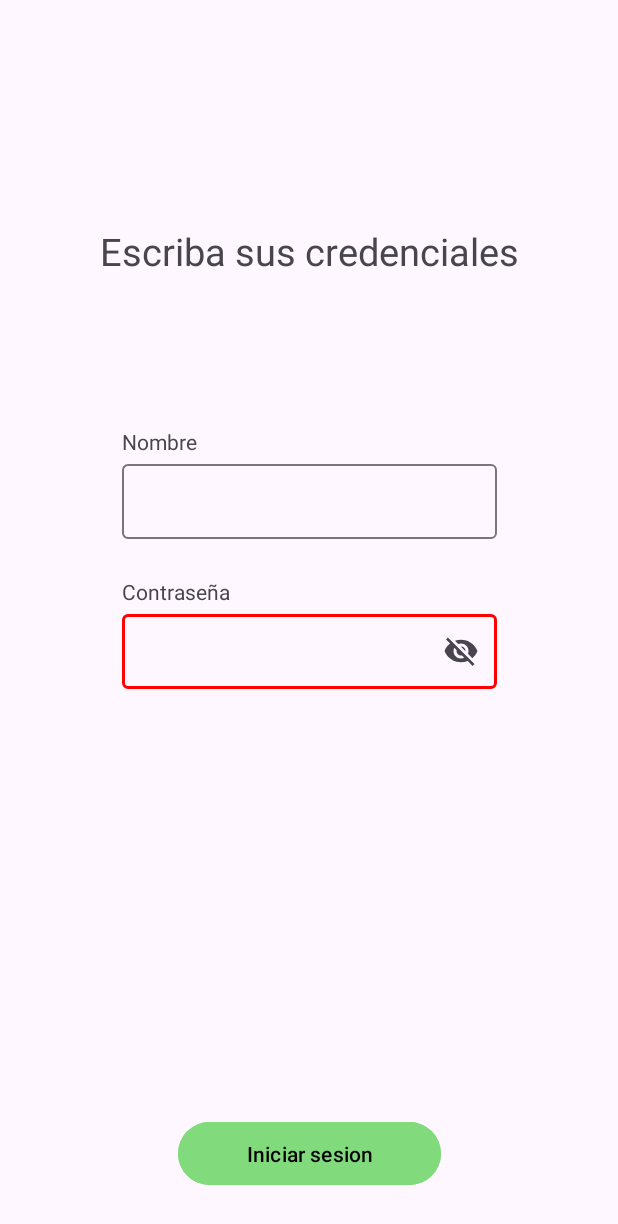
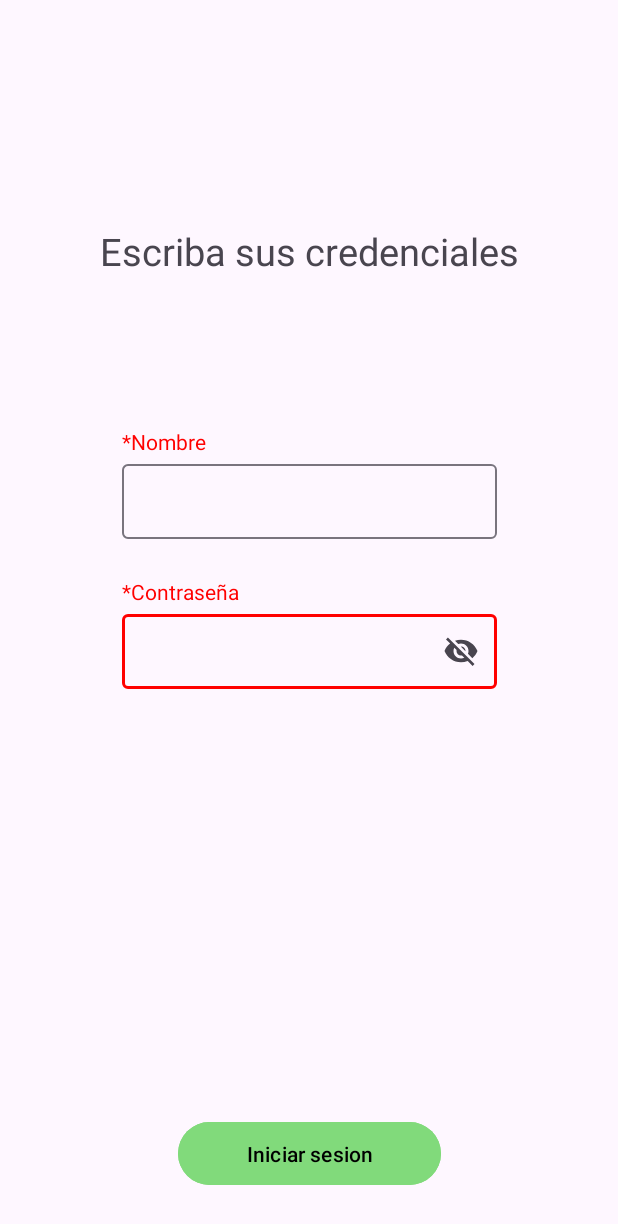
Before and after one commit to NotSureAbout15/cafe, an Android app: the Login screen opened directly, with no data from a screen before it, after a tap on "Iniciar sesion", on a phone screen of 412 x 824 dp. Shown: the top 1224 px of the screen. Run offline under Robolectric (Android 15) with nearby library versions, the phone set to English and light mode, and no system bars; our stand-ins replace Volley.

Commit message:
Añadirle un poco mas de estilos al Login de Trabajador

```diff
--- a/CafeFront/app/src/main/java/com/example/cafefront/Login.java
+++ b/CafeFront/app/src/main/java/com/example/cafefront/Login.java
@@ -29,6 +29,8 @@ import org.json.JSONObject;
 public class Login extends AppCompatActivity {
     private Context context;
     private RequestQueue queue;
+    private TextView linea_nombre;
+    private TextView linea_contra;
     private TextView campo_nombre;
     private TextView campo_contra;
     private Button iniciar;
@@ -48,6 +50,8 @@ public class Login extends AppCompatActivity {
 
         context = this;
         queue = Volley.newRequestQueue(context);
+        linea_nombre = findViewById(R.id.nombre);
+        linea_contra = findViewById(R.id.contra);
         campo_nombre = findViewById(R.id.campo_nombre);
         campo_contra = findViewById(R.id.campo_contra);
         NombreLayout = findViewById(R.id.NombreLayout);
@@ -63,20 +67,24 @@ public class Login extends AppCompatActivity {
                 String contra = campo_contra.getText().toString();
 
                 if (nombre.isEmpty()) {
+                    linea_nombre.setTextColor(Color.RED);
                     mensaje = "El nombre es obligatorio";
                     NombreLayout.setBoxStrokeColor(Color.RED);
                     NombreLayout.requestFocus(); //hace q se actualice la interfaz inmediatamente
                 } else {
-                    // reestablece el color del borde si ya no da fallo
+                    // reestablece el color del borde y del texto si ya no da fallo
+                    linea_nombre.setTextColor(Color.BLACK);
                     NombreLayout.setError(null);
                     NombreLayout.setBoxStrokeColor(Color.BLACK);
                 }
 
                 if (contra.isEmpty()) {
+                    linea_contra.setTextColor(Color.RED);
                     mensaje = "La contraseña es obligatoria";
                     ContraLayout.setBoxStrokeColor(Color.RED);
                     ContraLayout.requestFocus();
                 } else {
+                    linea_contra.setTextColor(Color.BLACK);
                     ContraLayout.setError(null);
                     ContraLayout.setBoxStrokeColor(Color.BLACK);
                 }
--- a/CafeFront/app/src/main/res/layout/activity_login.xml
+++ b/CafeFront/app/src/main/res/layout/activity_login.xml
@@ -22,19 +22,10 @@
         android:id="@+id/nombre"
         android:layout_width="wrap_content"
         android:layout_height="wrap_content"
-        android:text="Nombre"
+        android:text="*Nombre"
         android:layout_marginTop="100dp"
         app:layout_constraintTop_toBottomOf="@id/indicaciones"
         app:layout_constraintStart_toStartOf="@id/NombreLayout"/>
-
-    <!--EditText
-        android:id="@+id/campo_nombre"
-        android:layout_width="250dp"
-        android:layout_height="55dp"
-        android:hint="Juan Pérez Gómez"
-        app:layout_constraintStart_toStartOf="parent"
-        app:layout_constraintEnd_toEndOf="parent"
-        app:layout_constraintTop_toBottomOf="@id/nombre"/-->
 
     <com.google.android.material.textfield.TextInputLayout
         android:id="@+id/NombreLayout"
@@ -51,23 +42,14 @@
 
     </com.google.android.material.textfield.TextInputLayout>
 
-
     <TextView
         android:id="@+id/contra"
         android:layout_width="wrap_content"
         android:layout_height="wrap_content"
-        android:text="Contraseña"
+        android:text="*Contraseña"
         android:layout_marginTop="25dp"
         app:layout_constraintTop_toBottomOf="@id/NombreLayout"
         app:layout_constraintStart_toStartOf="@id/NombreLayout"/>
-
-    <!--EditText
-        android:id="@+id/campo_contra"
-        android:layout_width="250dp"
-        android:layout_height="40dp"
-        app:layout_constraintStart_toStartOf="@id/contra"
-        app:layout_constraintTop_toBottomOf="@id/contra"
-        app:endIconMode="password_toggle"/-->
 
     <com.google.android.material.textfield.TextInputLayout
         android:id="@+id/ContraLayout"
```
